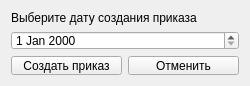
a-mihaylov/salary, file salary/prikazCreate.ui: the form before one commit.
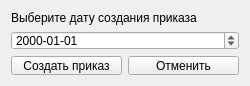
The form after the commit.

Commit message: Испрвлено отображение даты

```diff
--- a/salary/prikazCreate.ui
+++ b/salary/prikazCreate.ui
@@ -41,7 +41,11 @@
     </widget>
    </item>
    <item row="3" column="0" colspan="2">
-    <widget class="QDateEdit" name="prikaz_create_date"/>
+    <widget class="QDateEdit" name="prikaz_create_date">
+     <property name="displayFormat">
+      <string>yyyy-MM-dd</string>
+     </property>
+    </widget>
    </item>
    <item row="2" column="0" colspan="2">
     <widget class="QLabel" name="label">
```
